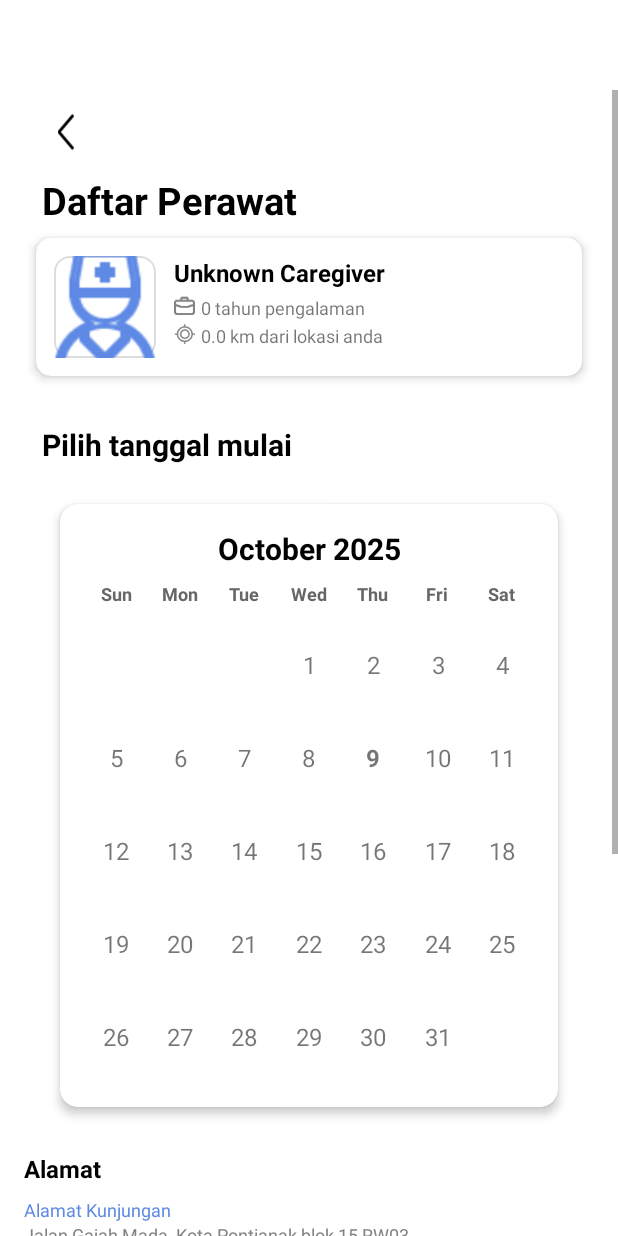
After one commit to Then1ck/OmahCare, an Android app: the CaregiverDateActivity screen opened directly, with no data from a screen before it, on a phone screen of 412 x 824 dp. The commit adds this screen. Run offline under Robolectric (Android 15) with nearby library versions, the phone set to English and light mode, and no system bars; pictures from the network do not load.

Commit message:
Caregiver 95%

```diff
--- a/app/src/main/AndroidManifest.xml
+++ b/app/src/main/AndroidManifest.xml
@@ -51,6 +51,9 @@
         <activity
             android:name=".main_func.caregiver.CaregiverSelectActivity"
             android:exported="true"/>
+        <activity
+            android:name=".main_func.caregiver.CaregiverDateActivity"
+            android:exported="true"/>
     </application>
 
 </manifest>
--- /dev/null
+++ b/app/src/main/java/com/example/myapplication/main_func/caregiver/CaregiverDateActivity.java
@@ -0,0 +1,153 @@
+package com.example.myapplication.main_func.caregiver;
+
+import android.graphics.Typeface;
+import android.os.Bundle;
+import android.view.Gravity;
+import android.widget.GridLayout;
+import android.widget.ImageView;
+import android.widget.TextView;
+import android.widget.Toast;
+
+import androidx.appcompat.app.AppCompatActivity;
+
+import com.bumptech.glide.Glide;
+import com.example.myapplication.R;
+
+import java.text.SimpleDateFormat;
+import java.util.Calendar;
+import java.util.Locale;
+
+public class CaregiverDateActivity extends AppCompatActivity {
+
+    private GridLayout gridDays;
+    private TextView tvMonthYear;
+    private TextView selectedDayView = null;
+
+    // Views from included caregiver card
+    private ImageView imageCaregiver;
+    private TextView textName, textExperience, textDistance;
+
+    private ImageView btnBack;
+
+    // Data
+    private String caregiverName, caregiverImg;
+    private double caregiverExp, caregiverDist, caregiverCost;
+
+    @Override
+    protected void onCreate(Bundle savedInstanceState) {
+        super.onCreate(savedInstanceState);
+        setContentView(R.layout.activity_caregiver_date);
+
+        // Calendar UI
+        gridDays = findViewById(R.id.gridDays);
+        tvMonthYear = findViewById(R.id.tvMonthYear);
+
+        btnBack = findViewById(R.id.btn_back);
+
+        btnBack.setOnClickListener(v -> finish());
+
+        // Caregiver card UI
+        imageCaregiver = findViewById(R.id.imageCaregiver);
+        textName = findViewById(R.id.textName);
+        textExperience = findViewById(R.id.textExperience);
+        textDistance = findViewById(R.id.textDistance);
+
+        // Get caregiver data from Intent
+        getIntentData();
+
+        // Set data into card
+        bindCaregiverData();
+
+        // Setup the calendar view
+        setupCalendar();
+    }
+
+    private void getIntentData() {
+        if (getIntent() != null) {
+            caregiverName = getIntent().getStringExtra("caregiverName");
+            caregiverImg = getIntent().getStringExtra("caregiverImg");
+            caregiverExp = getIntent().getDoubleExtra("caregiverExp", 0);
+            caregiverDist = getIntent().getDoubleExtra("caregiverDist", 0);
+            caregiverCost = getIntent().getDoubleExtra("caregiverCost", 0);
+        }
+    }
+
+    private void bindCaregiverData() {
+        textName.setText(caregiverName != null ? caregiverName : "Unknown Caregiver");
+        textExperience.setText(String.format(Locale.getDefault(), "%.0f tahun pengalaman", caregiverExp));
+        textDistance.setText(String.format(Locale.getDefault(), "%.1f km dari lokasi anda", caregiverDist));
+
+        // Load image (Glide is safe & efficient)
+        if (caregiverImg != null && !caregiverImg.isEmpty()) {
+            Glide.with(this)
+                    .load(caregiverImg)
+                    .placeholder(R.drawable.ic_caregiver)
+                    .error(R.drawable.ic_caregiver)
+                    .circleCrop()
+                    .into(imageCaregiver);
+        } else {
+            imageCaregiver.setImageResource(R.drawable.ic_caregiver);
+        }
+    }
+
+    private void setupCalendar() {
+        Calendar calendar = Calendar.getInstance();
+        SimpleDateFormat monthFormat = new SimpleDateFormat("MMMM yyyy", Locale.getDefault());
+        tvMonthYear.setText(monthFormat.format(calendar.getTime()));
+
+        int today = calendar.get(Calendar.DAY_OF_MONTH);
+        int month = calendar.get(Calendar.MONTH);
+        int year = calendar.get(Calendar.YEAR);
+
+        calendar.set(Calendar.DAY_OF_MONTH, 1);
+        int firstDayOfWeek = calendar.get(Calendar.DAY_OF_WEEK) - 1; // Sunday = 0
+        int daysInMonth = calendar.getActualMaximum(Calendar.DAY_OF_MONTH);
+
+        gridDays.removeAllViews();
+
+        for (int i = 0; i < firstDayOfWeek + daysInMonth; i++) {
+            TextView tv = new TextView(this);
+            GridLayout.LayoutParams params = new GridLayout.LayoutParams();
+            params.width = 0;
+            params.height = GridLayout.LayoutParams.WRAP_CONTENT;
+            params.columnSpec = GridLayout.spec(GridLayout.UNDEFINED, 1f);
+            tv.setLayoutParams(params);
+            tv.setGravity(Gravity.CENTER);
+            tv.setPadding(0, 24, 0, 24);
+            tv.setTextSize(16f);
+
+            if (i >= firstDayOfWeek) {
+                final int day = i - firstDayOfWeek + 1;
+                tv.setText(String.valueOf(day));
+
+                if (day == today) {
+                    tv.setTypeface(null, Typeface.BOLD);
+                }
+
+                tv.setOnClickListener(v -> selectDay(tv, day, month, year));
+            }
+
+            gridDays.addView(tv);
+        }
+    }
+
+    private void selectDay(TextView tv, int day, int month, int year) {
+        // Deselect previous
+        if (selectedDayView != null) {
+            selectedDayView.setBackgroundResource(android.R.color.transparent);
+            selectedDayView.setTextColor(getResources().getColor(android.R.color.black));
+            selectedDayView.setTypeface(null, Typeface.NORMAL);
+        }
+
+        // Select new
+        tv.setBackgroundResource(R.drawable.bg_date_selected);
+        tv.setTextColor(getResources().getColor(android.R.color.white));
+        tv.setTypeface(null, Typeface.BOLD);
+        selectedDayView = tv;
+
+        String datePicked = String.format(Locale.getDefault(), "%02d %s %d", day,
+                new SimpleDateFormat("MMMM", Locale.getDefault()).format(Calendar.getInstance().getTime()), year);
+
+        Toast.makeText(this, "Picked: " + datePicked, Toast.LENGTH_SHORT).show();
+    }
+}
--- a/app/src/main/java/com/example/myapplication/main_func/caregiver/CaregiverSelectActivity.java
+++ b/app/src/main/java/com/example/myapplication/main_func/caregiver/CaregiverSelectActivity.java
@@ -67,8 +67,13 @@ public class CaregiverSelectActivity extends AppCompatActivity {
         // 🔹 Initialize lists and adapter
         caregiverList = new ArrayList<>();
         filteredList = new ArrayList<>();
-        caregiverAdapter = new CaregiverSelectAdapter(this, filteredList);
+
+        caregiverAdapter = new CaregiverSelectAdapter(this, caregiverList);
+        caregiverAdapter.setExtraData(
+                lansiaId, name, age, gender, religion, relation, complaint, durationDays
+        );
         caregiverRecyclerView.setAdapter(caregiverAdapter);
+
 
         // 🔹 Firebase reference
         caregiverRef = FirebaseDatabase.getInstance().getReference("caregiver");
--- a/app/src/main/java/com/example/myapplication/main_func/caregiver/CaregiverSelectAdapter.java
+++ b/app/src/main/java/com/example/myapplication/main_func/caregiver/CaregiverSelectAdapter.java
@@ -1,6 +1,7 @@
 package com.example.myapplication.main_func.caregiver;
 
 import android.content.Context;
+import android.content.Intent;
 import android.view.LayoutInflater;
 import android.view.View;
 import android.view.ViewGroup;
@@ -14,18 +15,33 @@ import androidx.recyclerview.widget.RecyclerView;
 import com.bumptech.glide.Glide;
 import com.example.myapplication.R;
 
-import java.text.DecimalFormat;
 import java.util.List;
 
 public class CaregiverSelectAdapter extends RecyclerView.Adapter<CaregiverSelectAdapter.ViewHolder> {
 
     private Context context;
     private List<CaregiverModel> caregiverList;
-    private DecimalFormat priceFormat = new DecimalFormat("#,###");
+
+    // Extra data passed from previous activity
+    private String lansiaId, name, age, gender, religion, relation, complaint;
+    private int durationDays;
 
     public CaregiverSelectAdapter(Context context, List<CaregiverModel> caregiverList) {
         this.context = context;
         this.caregiverList = caregiverList;
+    }
+
+    // Allow adapter to receive extra data later
+    public void setExtraData(String lansiaId, String name, String age, String gender,
+                             String religion, String relation, String complaint, int durationDays) {
+        this.lansiaId = lansiaId;
+        this.name = name;
+        this.age = age;
+        this.gender = gender;
+        this.religion = religion;
+        this.relation = relation;
+        this.complaint = complaint;
+        this.durationDays = durationDays;
     }
 
     @NonNull
@@ -39,16 +55,38 @@ public class CaregiverSelectAdapter extends RecyclerView.Adapter<CaregiverSelect
     public void onBindViewHolder(@NonNull ViewHolder holder, int position) {
         CaregiverModel caregiver = caregiverList.get(position);
 
-        holder.textName.setText(caregiver.getName());
-        holder.textExperience.setText((int) caregiver.getExp() + " tahun pengalaman");
-        holder.textDistance.setText(caregiver.getDist() + " km dari lokasi anda");
-        holder.textPrice.setText("Rp " + priceFormat.format(caregiver.getCost()));
+        holder.tvName.setText(caregiver.getName());
+        holder.tvExp.setText(caregiver.getExp() + " tahun pengalaman");
+        holder.tvDist.setText(caregiver.getDist() + " km dari lokasi anda");
+        holder.tvCost.setText("Rp " + caregiver.getCost());
 
+        // Load image from Firebase URL
         Glide.with(context)
                 .load(caregiver.getImg())
                 .placeholder(R.drawable.ic_caregiver)
-                .error(R.drawable.ic_caregiver)
-                .into(holder.imageCaregiver);
+                .into(holder.ivPhoto);
+
+        // 🔹 "Pesan" button → go to CaregiverDateActivity
+        holder.btnPesan.setOnClickListener(v -> {
+            Intent intent = new Intent(context, CaregiverDateActivity.class);
+            intent.putExtra("lansiaId", lansiaId);
+            intent.putExtra("name", name);
+            intent.putExtra("age", age);
+            intent.putExtra("gender", gender);
+            intent.putExtra("religion", religion);
+            intent.putExtra("relation", relation);
+            intent.putExtra("complaint", complaint);
+            intent.putExtra("durationDays", durationDays);
+
+            // Add caregiver-specific data
+            intent.putExtra("caregiverName", caregiver.getName());
+            intent.putExtra("caregiverImg", caregiver.getImg());
+            intent.putExtra("caregiverExp", caregiver.getExp());
+            intent.putExtra("caregiverDist", caregiver.getDist());
+            intent.putExtra("caregiverCost", caregiver.getCost());
+
+            context.startActivity(intent);
+        });
     }
 
     @Override
@@ -57,18 +95,18 @@ public class CaregiverSelectAdapter extends RecyclerView.Adapter<CaregiverSelect
     }
 
     public static class ViewHolder extends RecyclerView.ViewHolder {
-        ImageView imageCaregiver;
-        TextView textName, textExperience, textDistance, textPrice;
-        Button buttonOrder;
+        ImageView ivPhoto;
+        TextView tvName, tvExp, tvDist, tvCost;
+        Button btnPesan;
 
         public ViewHolder(@NonNull View itemView) {
             super(itemView);
-            imageCaregiver = itemView.findViewById(R.id.imageCaregiver);
-            textName = itemView.findViewById(R.id.textName);
-            textExperience = itemView.findViewById(R.id.textExperience);
-            textDistance = itemView.findViewById(R.id.textDistance);
-            textPrice = itemView.findViewById(R.id.textPrice);
-            buttonOrder = itemView.findViewById(R.id.buttonOrder);
+            ivPhoto = itemView.findViewById(R.id.imageCaregiver);
+            tvName = itemView.findViewById(R.id.textName);
+            tvExp = itemView.findViewById(R.id.textExperience);
+            tvDist = itemView.findViewById(R.id.textDistance);
+            tvCost = itemView.findViewById(R.id.textPrice);
+            btnPesan = itemView.findViewById(R.id.buttonOrder);
         }
     }
 }
--- /dev/null
+++ b/app/src/main/res/drawable/bg_date_selected.xml
@@ -0,0 +1,11 @@
+<?xml version="1.0" encoding="utf-8"?>
+<shape xmlns:android="http://schemas.android.com/apk/res/android"
+    android:shape="rectangle">
+    <solid android:color="#4CAF50" /> <!-- Green background -->
+    <corners android:radius="10dp" />
+    <padding
+        android:left="4dp"
+        android:top="4dp"
+        android:right="4dp"
+        android:bottom="4dp" />
+</shape>
--- /dev/null
+++ b/app/src/main/res/layout/activity_calendar.xml
@@ -0,0 +1,12 @@
+<?xml version="1.0" encoding="utf-8"?>
+<androidx.constraintlayout.widget.ConstraintLayout
+    xmlns:android="http://schemas.android.com/apk/res/android"
+    xmlns:app="http://schemas.android.com/apk/res-auto"
+    xmlns:tools="http://schemas.android.com/tools"
+    android:layout_width="match_parent"
+    android:layout_height="match_parent"
+    android:background="#F9F9F9"
+    tools:context=".CalendarActivity">
+
+
+</androidx.constraintlayout.widget.ConstraintLayout>
--- /dev/null
+++ b/app/src/main/res/layout/activity_caregiver_date.xml
@@ -0,0 +1,203 @@
+<?xml version="1.0" encoding="utf-8"?>
+<ScrollView
+    xmlns:android="http://schemas.android.com/apk/res/android"
+    xmlns:app="http://schemas.android.com/apk/res-auto"
+    android:layout_width="match_parent"
+    android:layout_height="match_parent"
+    android:fillViewport="true"
+    android:background="@color/white"
+    android:layout_marginTop="60dp">
+
+    <LinearLayout
+        android:layout_width="match_parent"
+        android:layout_height="wrap_content"
+        android:orientation="vertical"
+        android:padding="16dp">
+
+        <!-- Back button -->
+        <ImageView
+            android:id="@+id/btn_back"
+            android:layout_width="24dp"
+            android:layout_height="24dp"
+            android:layout_marginStart="16dp"
+            android:contentDescription="back"
+            android:src="@drawable/ic_back" />
+
+        <!-- Title -->
+        <TextView
+            android:layout_width="wrap_content"
+            android:layout_height="wrap_content"
+            android:text="Daftar Perawat"
+            android:layout_marginStart="12dp"
+            android:layout_marginTop="16dp"
+            android:textSize="25sp"
+            android:textStyle="bold"
+            android:textColor="#000000" />
+
+        <!-- Included Caregiver Item -->
+        <include
+            layout="@layout/item_ordered_caregiver" />
+
+        <!-- Section: Date Picker -->
+        <TextView
+            android:layout_width="wrap_content"
+            android:layout_height="wrap_content"
+            android:text="Pilih tanggal mulai"
+            android:layout_marginStart="12dp"
+            android:textSize="20sp"
+            android:layout_marginTop="24dp"
+            android:textStyle="bold"
+            android:textColor="#000000" />
+
+        <!-- Calendar Card -->
+        <androidx.cardview.widget.CardView
+            android:id="@+id/calendarCard"
+            android:layout_width="match_parent"
+            android:layout_height="wrap_content"
+            android:layout_margin="16dp"
+            app:cardCornerRadius="12dp"
+            app:cardElevation="4dp"
+            app:cardUseCompatPadding="true">
+
+            <LinearLayout
+                android:orientation="vertical"
+                android:layout_width="match_parent"
+                android:layout_height="wrap_content"
+                android:padding="16dp">
+
+                <!-- Month and Year -->
+                <TextView
+                    android:id="@+id/tvMonthYear"
+                    android:layout_width="match_parent"
+                    android:layout_height="wrap_content"
+                    android:gravity="center"
+                    android:text="September 2025"
+                    android:textColor="#000000"
+                    android:textSize="20sp"
+                    android:textStyle="bold"
+                    android:paddingBottom="8dp" />
+
+                <!-- Weekdays Header -->
+                <LinearLayout
+                    android:id="@+id/weekHeader"
+                    android:layout_width="match_parent"
+                    android:layout_height="wrap_content"
+                    android:orientation="horizontal"
+                    android:gravity="center">
+
+                    <TextView android:text="Sun" style="@style/CalendarWeekdayStyle" />
+                    <TextView android:text="Mon" style="@style/CalendarWeekdayStyle" />
+                    <TextView android:text="Tue" style="@style/CalendarWeekdayStyle" />
+                    <TextView android:text="Wed" style="@style/CalendarWeekdayStyle" />
+                    <TextView android:text="Thu" style="@style/CalendarWeekdayStyle" />
+                    <TextView android:text="Fri" style="@style/CalendarWeekdayStyle" />
+                    <TextView android:text="Sat" style="@style/CalendarWeekdayStyle" />
+                </LinearLayout>
+
+                <!-- Dates Grid -->
+                <GridLayout
+                    android:id="@+id/gridDays"
+                    android:layout_width="match_parent"
+                    android:layout_height="wrap_content"
+                    android:columnCount="7"
+                    android:rowCount="6"
+                    android:alignmentMode="alignMargins"
+                    android:useDefaultMargins="true"
+                    android:layout_marginTop="8dp"
+                    android:columnOrderPreserved="false"
+                    android:gravity="center" />
+            </LinearLayout>
+        </androidx.cardview.widget.CardView>
+
+        <!-- Section: Alamat -->
+        <TextView
+            android:text="Alamat"
+            android:textSize="16sp"
+            android:textStyle="bold"
+            android:textColor="#000000"
+            android:paddingTop="4dp"
+            android:paddingBottom="8dp"
+            android:layout_height="wrap_content"
+            android:layout_width="wrap_content"/>
+
+        <TextView
+            android:text="Alamat Kunjungan"
+            android:textSize="12sp"
+            android:textColor="#5e89e5"
+            android:layout_width="wrap_content"
+            android:layout_height="wrap_content"/>
+
+        <TextView
+            android:text="Jalan Gajah Mada, Kota Pontianak blok 15 RW03"
+            android:textSize="12sp"
+            android:textColor="#838282"
+            android:paddingBottom="12dp"
+            android:layout_width="wrap_content"
+            android:layout_height="wrap_content"/>
+
+        <TextView
+            android:text="Note:"
+            android:textSize="12sp"
+            android:textColor="#5e89e5"
+            android:paddingTop="4dp"
+            android:layout_width="wrap_content"
+            android:layout_height="wrap_content"/>
+
+        <EditText
+            android:layout_width="match_parent"
+            android:layout_height="40dp"
+            android:hint="Blok/Unit/Patokan"
+            android:background="@drawable/bg_rounded"
+            android:padding="12dp"
+            android:textSize="12sp"
+            android:textColor="#000000"
+            android:textColorHint="#838282"
+            android:layout_marginTop="6dp"
+            android:layout_marginBottom="16dp" />
+
+        <!-- Section: Informasi Tambahan -->
+        <TextView
+            android:text="Informasi Tambahan"
+            android:textSize="16sp"
+            android:textStyle="bold"
+            android:textColor="#000000"
+            android:paddingBottom="6dp"
+            android:layout_width="wrap_content"
+            android:layout_height="wrap_content"/>
+
+        <TextView
+            android:text="Keluhan Pasien Saat Ini"
+            android:textSize="12sp"
+            android:textColor="#5e89e5"
+            android:paddingBottom="4dp"
+            android:layout_width="wrap_content"
+            android:layout_height="wrap_content"/>
+
+        <EditText
+            android:layout_width="match_parent"
+            android:layout_height="120dp"
+            android:hint="Keluhan Pasien"
+            android:gravity="top|start"
+            android:background="@drawable/bg_rounded"
+            android:padding="12dp"
+            android:textSize="12sp"
+            android:textColor="#000000"
+            android:textColorHint="#838282"
+            android:layout_marginBottom="24dp" />
+
+        <!-- Verification Button -->
+        <Button
+            android:id="@+id/btnVerifikasi"
+            android:layout_width="match_parent"
+            android:layout_height="48dp"
+            android:text="Verifikasi"
+            android:textAllCaps="false"
+            android:textSize="14sp"
+            android:textStyle="bold"
+            android:textColor="@color/white"
+            android:background="@drawable/bg_rounded_button"
+            android:layout_marginTop="8dp"
+            android:layout_marginBottom="16dp" />
+
+    </LinearLayout>
+</ScrollView>
--- /dev/null
+++ b/app/src/main/res/layout/item_ordered_caregiver.xml
@@ -0,0 +1,89 @@
+<?xml version="1.0" encoding="utf-8"?>
+<androidx.cardview.widget.CardView
+    xmlns:android="http://schemas.android.com/apk/res/android"
+    xmlns:app="http://schemas.android.com/apk/res-auto"
+    android:layout_width="match_parent"
+    android:layout_height="wrap_content"
+    android:layout_margin="8dp"
+    app:cardCornerRadius="10dp"
+    app:cardElevation="4dp">
+
+    <RelativeLayout
+        android:layout_width="match_parent"
+        android:layout_height="wrap_content"
+        android:padding="12dp">
+
+        <!-- Profile Picture -->
+        <ImageView
+            android:id="@+id/imageCaregiver"
+            android:layout_width="68dp"
+            android:layout_height="68dp"
+            android:layout_alignParentStart="true"
+            android:scaleType="centerCrop"
+            android:src="@drawable/ic_caregiver"
+            android:background="@drawable/bg_rounded"/>
+
+        <!-- Name -->
+        <TextView
+            android:id="@+id/textName"
+            android:layout_width="wrap_content"
+            android:layout_height="wrap_content"
+            android:text="Amy Ng"
+            android:textColor="@color/black"
+            android:textSize="16sp"
+            android:textStyle="bold"
+            android:layout_toEndOf="@id/imageCaregiver"
+            android:layout_marginStart="12dp"/>
+
+        <!-- Experience -->
+        <LinearLayout
+            android:id="@+id/layoutExperience"
+            android:layout_width="wrap_content"
+            android:layout_height="wrap_content"
+            android:layout_below="@id/textName"
+            android:layout_toEndOf="@id/imageCaregiver"
+            android:layout_marginStart="12dp"
+            android:layout_marginTop="4dp"
+            android:orientation="horizontal">
+
+            <ImageView
+                android:layout_width="14dp"
+                android:layout_height="14dp"
+                android:src="@drawable/ic_exp"/>
+
+            <TextView
+                android:id="@+id/textExperience"
+                android:layout_width="wrap_content"
+                android:layout_height="wrap_content"
+                android:text="5 tahun pengalaman"
+                android:textSize="12sp"
+                android:layout_marginStart="4dp"/>
+        </LinearLayout>
+
+        <!-- Distance -->
+        <LinearLayout
+            android:id="@+id/layoutDistance"
+            android:layout_width="wrap_content"
+            android:layout_height="wrap_content"
+            android:layout_below="@id/layoutExperience"
+            android:layout_toEndOf="@id/imageCaregiver"
+            android:layout_marginStart="12dp"
+            android:layout_marginTop="2dp"
+            android:orientation="horizontal">
+
+            <ImageView
+                android:layout_width="14dp"
+                android:layout_height="14dp"
+                android:src="@drawable/ic_dist"/>
+
+            <TextView
+                android:id="@+id/textDistance"
+                android:layout_width="wrap_content"
+                android:layout_height="wrap_content"
+                android:text="1.5 km dari lokasi anda"
+                android:textSize="12sp"
+                android:layout_marginStart="4dp"/>
+        </LinearLayout>
+
+    </RelativeLayout>
+</androidx.cardview.widget.CardView>
--- /dev/null
+++ b/app/src/main/res/values/styles.xml
@@ -0,0 +1,23 @@
+<?xml version="1.0" encoding="utf-8"?>
+<resources>
+    <style name="CalendarWeekdayStyle">
+        <item name="android:layout_width">0dp</item>
+        <item name="android:layout_height">wrap_content</item>
+        <item name="android:layout_weight">1</item>
+        <item name="android:gravity">center</item>
+        <item name="android:textColor">#666666</item>
+        <item name="android:textSize">12sp</item>
+        <item name="android:textStyle">bold</item>
+    </style>
+
+    <style name="CalendarDayStyle">
+        <item name="android:layout_width">0dp</item>
+        <item name="android:layout_height">wrap_content</item>
+        <item name="android:layout_columnWeight">1</item>
+        <item name="android:gravity">center</item>
+        <item name="android:textSize">14sp</item>
+        <item name="android:textColor">#000000</item>
+        <item name="android:padding">8dp</item>
+    </style>
+
+</resources>
```
